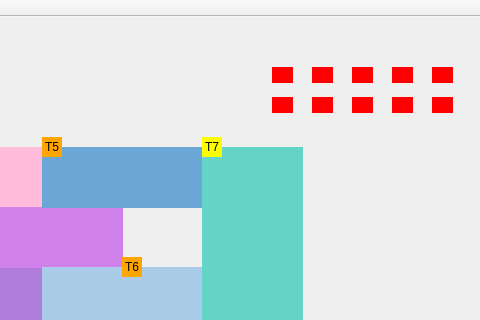
emillicosta/simuladortrem, file mainwindow.ui: the form before one commit; both pictures show x 248 to 728 and y 0 to 320 of the 728 by 476 pixel window.
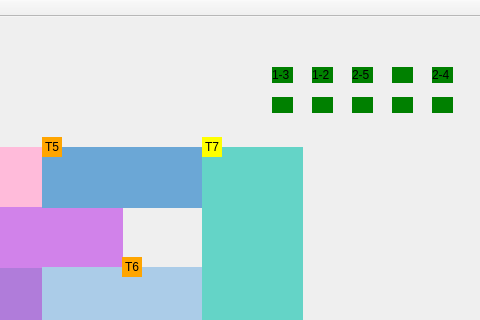
The form after the commit.

What changed in the file:
```diff
--- a/mainwindow.ui
+++ b/mainwindow.ui
@@ -250,10 +250,11 @@
      </rect>
     </property>
     <property name="styleSheet">
-     <string notr="true">background-color: red</string>
+     <string notr="true">background-color: green
+</string>
     </property>
     <property name="text">
-     <string/>
+     <string>2-5</string>
     </property>
    </widget>
    <widget class="QLabel" name="labelSema3">
@@ -266,7 +267,9 @@
      </rect>
     </property>
     <property name="styleSheet">
-     <string notr="true">background-color: red</string>
+     <string notr="true">background-color: green
+
+</string>
     </property>
     <property name="text">
      <string/>
@@ -282,10 +285,10 @@
      </rect>
     </property>
     <property name="styleSheet">
-     <string notr="true">background-color: red</string>
+     <string notr="true">background-color: green</string>
     </property>
     <property name="text">
-     <string/>
+     <string>2-4</string>
     </property>
    </widget>
    <widget class="QLabel" name="labelSema0">
@@ -298,10 +301,10 @@
      </rect>
     </property>
     <property name="styleSheet">
-     <string notr="true">background-color: red</string>
+     <string notr="true">background-color: green</string>
     </property>
     <property name="text">
-     <string/>
+     <string>1-3</string>
     </property>
    </widget>
    <widget class="QLabel" name="labelSema5">
@@ -314,7 +317,8 @@
      </rect>
     </property>
     <property name="styleSheet">
-     <string notr="true">background-color: red</string>
+     <string notr="true">background-color: green
+</string>
     </property>
     <property name="text">
      <string/>
@@ -330,7 +334,8 @@
      </rect>
     </property>
     <property name="styleSheet">
-     <string notr="true">background-color: red</string>
+     <string notr="true">background-color: green
+</string>
     </property>
     <property name="text">
      <string/>
@@ -346,7 +351,7 @@
      </rect>
     </property>
     <property name="styleSheet">
-     <string notr="true">background-color: red</string>
+     <string notr="true">background-color: green</string>
     </property>
     <property name="text">
      <string/>
@@ -362,7 +367,7 @@
      </rect>
     </property>
     <property name="styleSheet">
-     <string notr="true">background-color: red</string>
+     <string notr="true">background-color: green</string>
     </property>
     <property name="text">
      <string/>
@@ -378,7 +383,7 @@
      </rect>
     </property>
     <property name="styleSheet">
-     <string notr="true">background-color: red</string>
+     <string notr="true"> background-color: green</string>
     </property>
     <property name="text">
      <string/>
@@ -394,10 +399,10 @@
      </rect>
     </property>
     <property name="styleSheet">
-     <string notr="true">background-color: red</string>
+     <string notr="true">background-color: green</string>
     </property>
     <property name="text">
-     <string/>
+     <string>1-2</string>
     </property>
    </widget>
   </widget>
```
